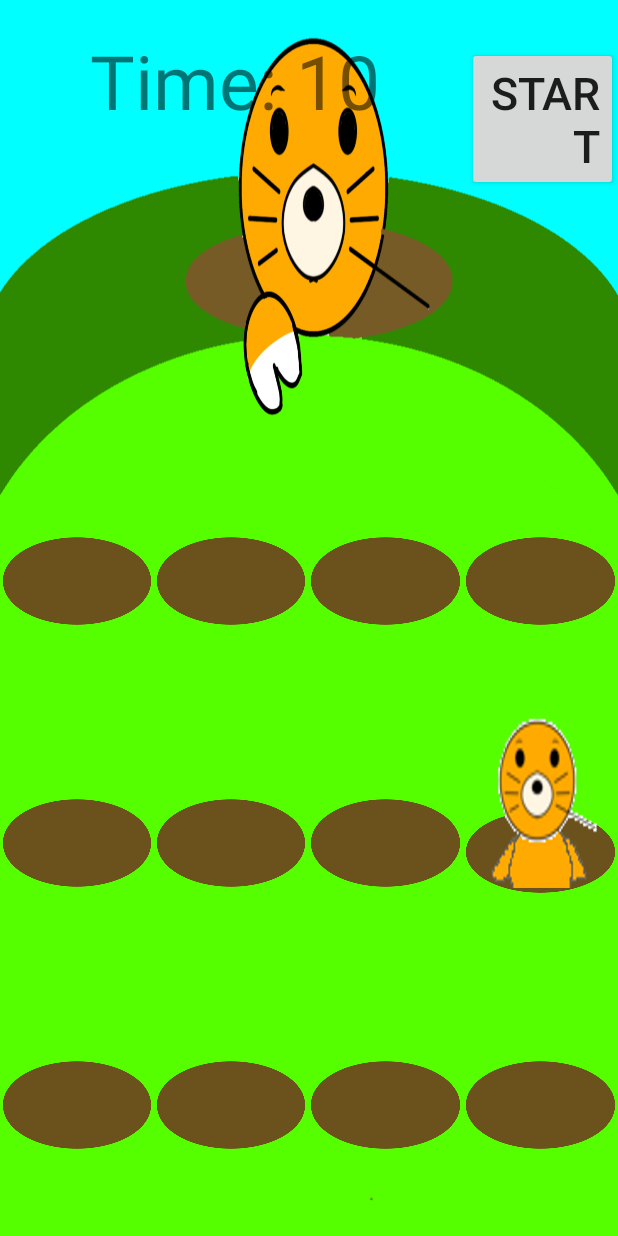
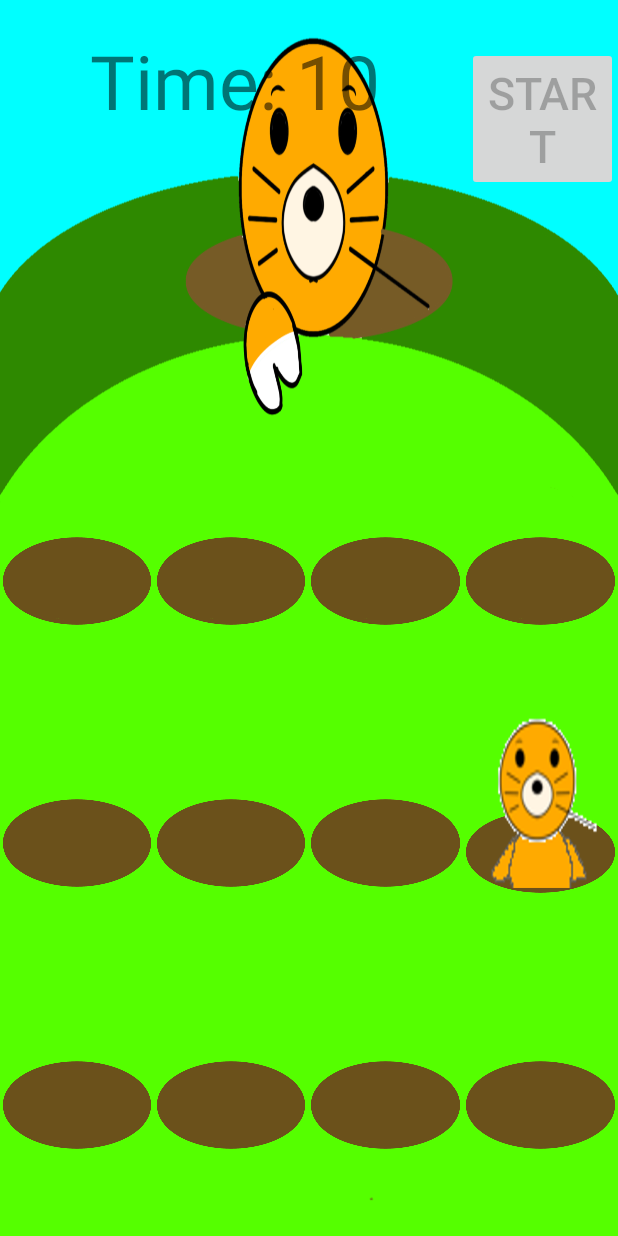
Before and after one commit to keigo1216/mognea, an Android app: the screen it shows after launch (MainActivity), after a tap on "START", on a phone screen of 412 x 824 dp. Run offline under Robolectric (Android 15) with nearby library versions, the phone set to English and light mode, and no system bars.

Commit message:
必要なライブラリの追加

```diff
--- a/app/build.gradle
+++ b/app/build.gradle
@@ -41,4 +41,8 @@ dependencies {
     testImplementation 'junit:junit:4.+'
     androidTestImplementation 'androidx.test.ext:junit:1.1.3'
     androidTestImplementation 'androidx.test.espresso:espresso-core:3.4.0'
+    // Kotlinコルーチン
+    implementation "org.jetbrains.kotlinx:kotlinx-coroutines-android:1.5.0"
+    // AndroidX Lifecycle
+    implementation "androidx.lifecycle:lifecycle-runtime-ktx:2.2.0"
 }
--- a/app/src/main/AndroidManifest.xml
+++ b/app/src/main/AndroidManifest.xml
@@ -1,6 +1,9 @@
 <?xml version="1.0" encoding="utf-8"?>
 <manifest xmlns:android="http://schemas.android.com/apk/res/android"
     package="jp.wings.nikkeibp.mognea">
+
+    <uses-permission android:name="android.permission.INTERNET"/>
+    <uses-permission android:name="android.permission.ACCESS_NETWORK_STATE"/>
 
     <application
         android:allowBackup="true"
--- a/app/src/main/java/jp/wings/nikkeibp/mognea/MainActivity.kt
+++ b/app/src/main/java/jp/wings/nikkeibp/mognea/MainActivity.kt
@@ -51,6 +51,7 @@ class MainActivity : AppCompatActivity() {
             moleInit() //初期化
             mTimeText?.text = "Score:" + mScor //スコアを表示
             mScor = 0 //スコアの初期化
+            gameStartBt.isEnabled = true //startボタンを押せるようにする
         }
 
     }
@@ -116,7 +117,8 @@ class MainActivity : AppCompatActivity() {
 
         //スタートボタンが押されたらゲームスタート
         gameStartBt.setOnClickListener{
-            gameStart()
+            gameStart() //ゲームスタート
+            gameStartBt.isEnabled = false //ボタンを押せなくする
         }
     }
 
--- a/app/src/main/res/layout/activity_main.xml
+++ b/app/src/main/res/layout/activity_main.xml
@@ -31,7 +31,7 @@
             android:layout_width="0dp"
             android:layout_height="wrap_content"
             android:layout_weight="1"
-            android:gravity="right"
+            android:gravity="center"
             android:text="Start"
             android:textSize="30sp" />
 
```
